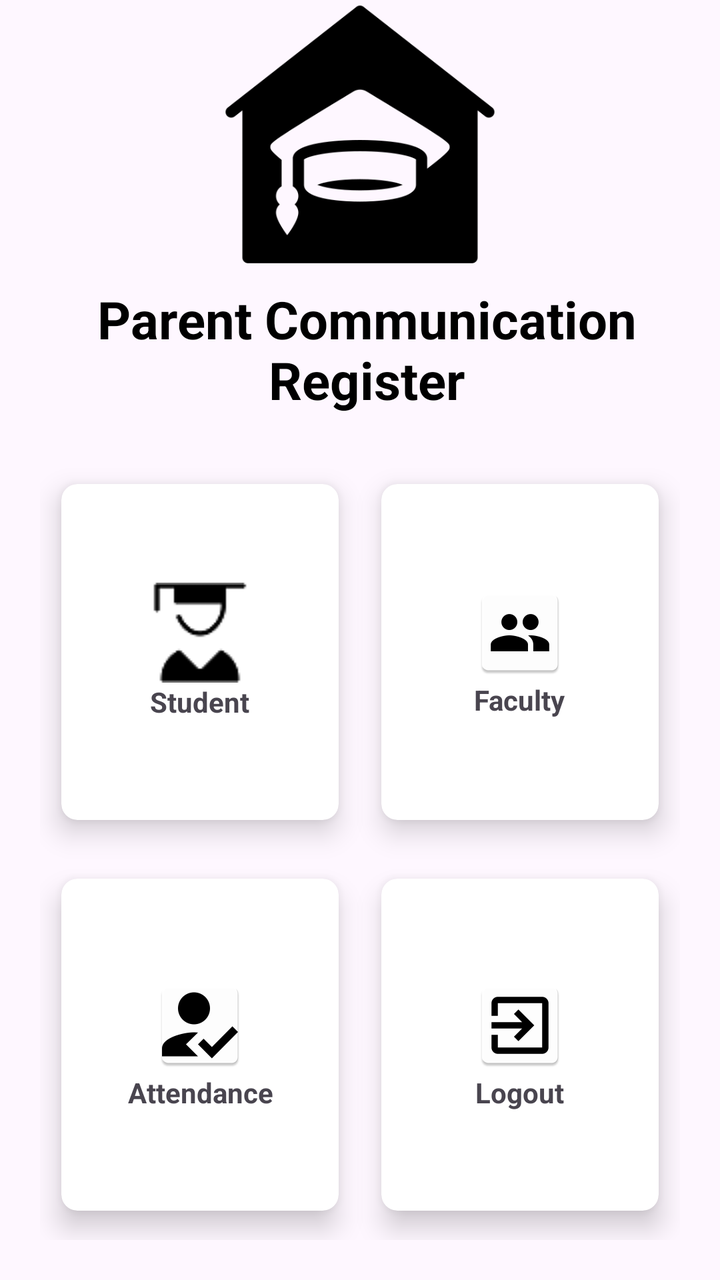
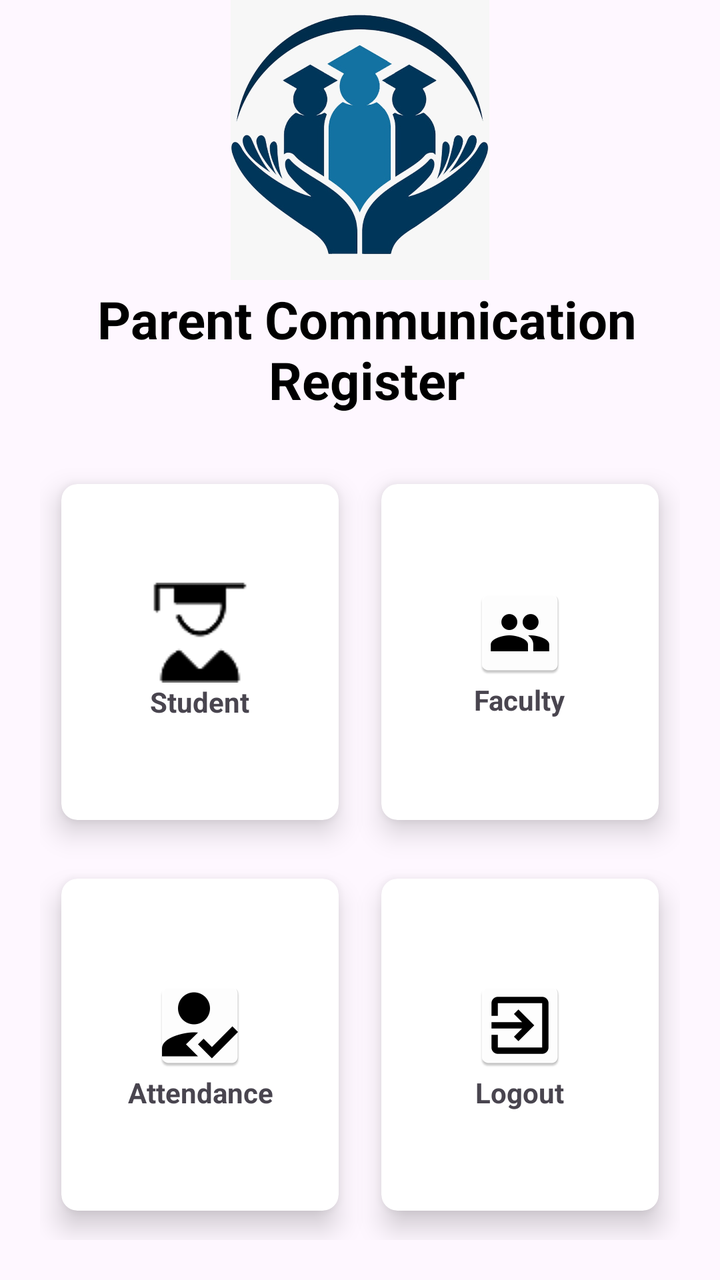

An Android layout rendered at two revisions. The XML below is the earlier revision; the diff shows what the commit changed to produce the second picture.
<!-- AndroidManifest.xml: application theme Theme.PCR -->
<!-- res/layout/fragment_home.xml -->
<?xml version="1.0" encoding="utf-8"?>
<RelativeLayout xmlns:android="http://schemas.android.com/apk/res/android"
    xmlns:app="http://schemas.android.com/apk/res-auto"
    xmlns:tools="http://schemas.android.com/tools"
    android:layout_width="match_parent"
    android:layout_height="match_parent"
    tools:context=".HomeFragment"
    android:gravity="center"
    >

    <ImageView
        android:id="@+id/imageView2"
        android:layout_width="match_parent"
        android:layout_height="140dp"
        android:adjustViewBounds="false"
        android:cropToPadding="false"
        android:src="@drawable/studentcenter" />

    <TextView
        android:id="@+id/title"
        android:layout_width="wrap_content"
        android:layout_height="wrap_content"
        android:layout_below="@+id/imageView2"
        android:layout_marginLeft="7dp"
        android:layout_marginTop="2dp"
        android:text="@string/title_home"
        android:textAlignment="center"
        android:textColor="@color/black"
        android:textSize="26dp"
        android:textStyle="bold" />

    <GridLayout
        android:layout_width="match_parent"
        android:layout_height="match_parent"
        android:layout_below="@id/title"
        android:layout_margin="20dp"
        android:columnCount="2"
        android:rowCount="2"
        >

        <androidx.cardview.widget.CardView
            android:id="@+id/student_cv"
            android:layout_width="109dp"
            android:layout_height="wrap_content"
            android:layout_row="0"
            android:foreground="?android:attr/selectableItemBackground"
            android:clickable="true"
            android:layout_rowWeight="1"
            android:layout_column="0"
            android:layout_columnWeight="1"
            android:layout_gravity="fill"
            app:cardCornerRadius="8dp"
            app:cardElevation="8dp"
            app:cardUseCompatPadding="true"
            >
            <LinearLayout
                android:layout_width="wrap_content"
                android:layout_height="wrap_content"
                android:layout_gravity="center_vertical|center_horizontal"
                android:gravity="center"
                android:orientation="vertical">

                <ImageView
                    android:layout_width="wrap_content"
                    android:layout_height="wrap_content"
                    android:src="@drawable/studentmale" />

                <TextView
                    android:layout_width="wrap_content"
                    android:layout_height="wrap_content"
                    android:text="Student"
                    android:textAlignment="center"
                    android:textStyle="bold" />
            </LinearLayout>
        </androidx.cardview.widget.CardView>

        <androidx.cardview.widget.CardView
            android:id="@+id/faculty_cv"
            android:layout_width="109dp"
            android:layout_height="wrap_content"
            android:layout_row="0"
            android:layout_rowWeight="1"
            android:layout_column="1"
            android:layout_columnWeight="1"
            android:layout_gravity="fill"
            android:clickable="true"
            android:foreground="?android:attr/selectableItemBackground"
            app:cardCornerRadius="8dp"
            app:cardElevation="8dp"
            app:cardUseCompatPadding="true">

            <LinearLayout
                android:layout_width="wrap_content"
                android:layout_height="wrap_content"
                android:layout_gravity="center_vertical|center_horizontal"
                android:gravity="center"
                android:orientation="vertical">

                <ImageView
                    android:layout_width="wrap_content"
                    android:layout_height="wrap_content"
                    android:src="@mipmap/ic_group" />

                <TextView
                    android:layout_width="wrap_content"
                    android:layout_height="wrap_content"
                    android:text="Faculty"
                    android:textAlignment="center"
                    android:textStyle="bold" />
            </LinearLayout>
        </androidx.cardview.widget.CardView>
        <androidx.cardview.widget.CardView
            android:id="@+id/attendance_cv"
            android:layout_width="109dp"
            android:layout_height="wrap_content"
            android:layout_row="1"
            android:foreground="?android:attr/selectableItemBackground"
            android:clickable="true"
            android:layout_rowWeight="1"
            android:layout_column="0"
            android:layout_columnWeight="1"
            android:layout_gravity="fill"
            app:cardCornerRadius="8dp"
            app:cardElevation="8dp"
            app:cardUseCompatPadding="true"
            >
            <LinearLayout
                android:layout_width="wrap_content"
                android:layout_height="wrap_content"
                android:layout_gravity="center_vertical|center_horizontal"
                android:gravity="center"
                android:orientation="vertical">

                <ImageView
                    android:layout_width="wrap_content"
                    android:layout_height="wrap_content"
                    android:src="@mipmap/ic_reg" />

                <TextView
                    android:layout_width="wrap_content"
                    android:layout_height="wrap_content"
                    android:text="Attendance"
                    android:textAlignment="center"
                    android:textStyle="bold" />
            </LinearLayout>
        </androidx.cardview.widget.CardView>
        <androidx.cardview.widget.CardView
            android:id="@+id/logout"
            android:layout_width="109dp"
            android:layout_height="wrap_content"
            android:layout_row="1"
            android:foreground="?android:attr/selectableItemBackground"
            android:clickable="true"
            android:layout_rowWeight="1"
            android:layout_column="1"
            android:layout_columnWeight="1"
            android:layout_gravity="fill"
            app:cardCornerRadius="8dp"
            app:cardElevation="8dp"
            app:cardUseCompatPadding="true"
            >
            <LinearLayout
                android:layout_width="wrap_content"
                android:layout_height="wrap_content"
                android:layout_gravity="center_vertical|center_horizontal"
                android:gravity="center"
                android:orientation="vertical">

                <ImageView
                    android:layout_width="wrap_content"
                    android:layout_height="wrap_content"
                    android:src="@mipmap/ic_logout" />

                <TextView
                    android:layout_width="wrap_content"
                    android:layout_height="wrap_content"
                    android:text="Logout"
                    android:textAlignment="center"
                    android:textStyle="bold" />
            </LinearLayout>
        </androidx.cardview.widget.CardView>
        

    </GridLayout>


</RelativeLayout>
<!-- resources referenced by this layout -->
<resources>
  <color name="black">#FF000000</color>
  <!-- drawable studentcenter: jpg bitmap (drawable, 10317 bytes) -->
  <!-- drawable studentmale: jpg bitmap (drawable-v24, 1071 bytes) -->
  <!-- mipmap ic_group: png bitmap (mipmap-hdpi, 1534 bytes) -->
  <!-- mipmap ic_logout: png bitmap (mipmap-hdpi, 1071 bytes) -->
  <!-- mipmap ic_reg: png bitmap (mipmap-hdpi, 2073 bytes) -->
  <string name="title_home">Parent Communication Register</string>
  <style name="Theme.PCR" parent="Base.Theme.TestTheme" />
  <style name="Base.Theme.TestTheme" parent="Theme.Material3.DayNight.NoActionBar">
          
          
      </style>
</resources>

<!-- the commit's change to res/layout/fragment_home.xml (unified diff, before → after) -->
@@ -14,7 +14,7 @@
         android:layout_height="140dp"
         android:adjustViewBounds="false"
         android:cropToPadding="false"
-        android:src="@drawable/studentcenter" />
+        android:src="@drawable/logo" />
 
     <TextView
         android:id="@+id/title"
<!-- resource entries referenced after the edit -->
@@ -1,7 +1,7 @@
 <!-- resources referenced by this layout -->
 <resources>
   <color name="black">#FF000000</color>
-  <!-- drawable studentcenter: jpg bitmap (drawable, 10317 bytes) -->
+  <!-- drawable logo: jpeg bitmap (drawable, 91980 bytes) -->
   <!-- drawable studentmale: jpg bitmap (drawable-v24, 1071 bytes) -->
   <!-- mipmap ic_group: png bitmap (mipmap-hdpi, 1534 bytes) -->
   <!-- mipmap ic_logout: png bitmap (mipmap-hdpi, 1071 bytes) -->
